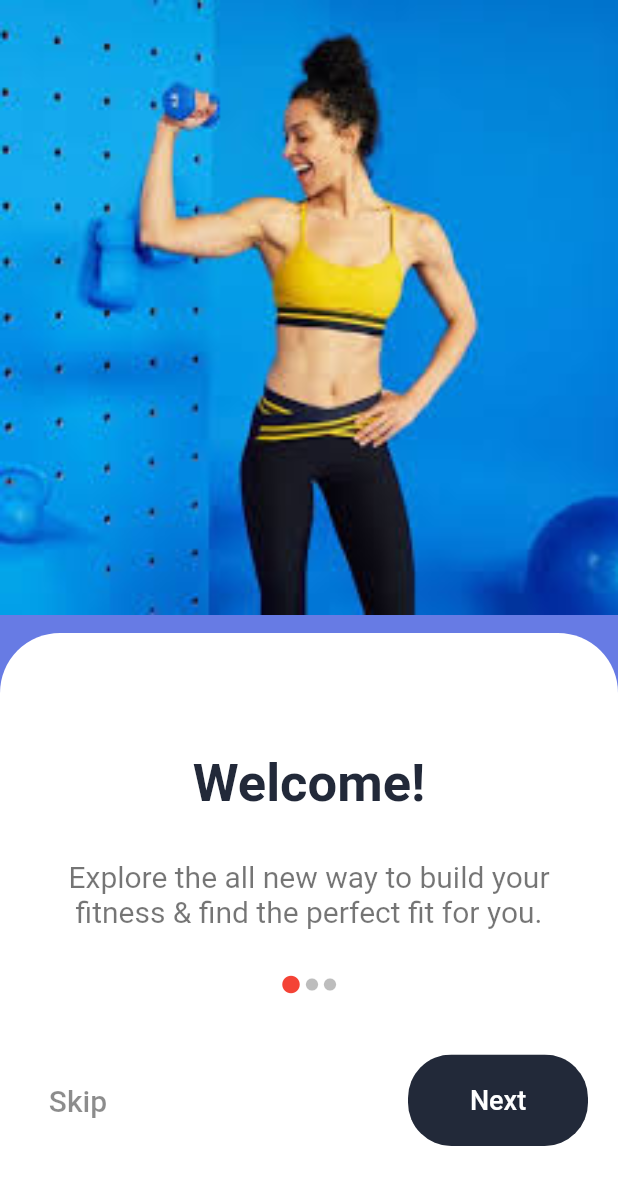
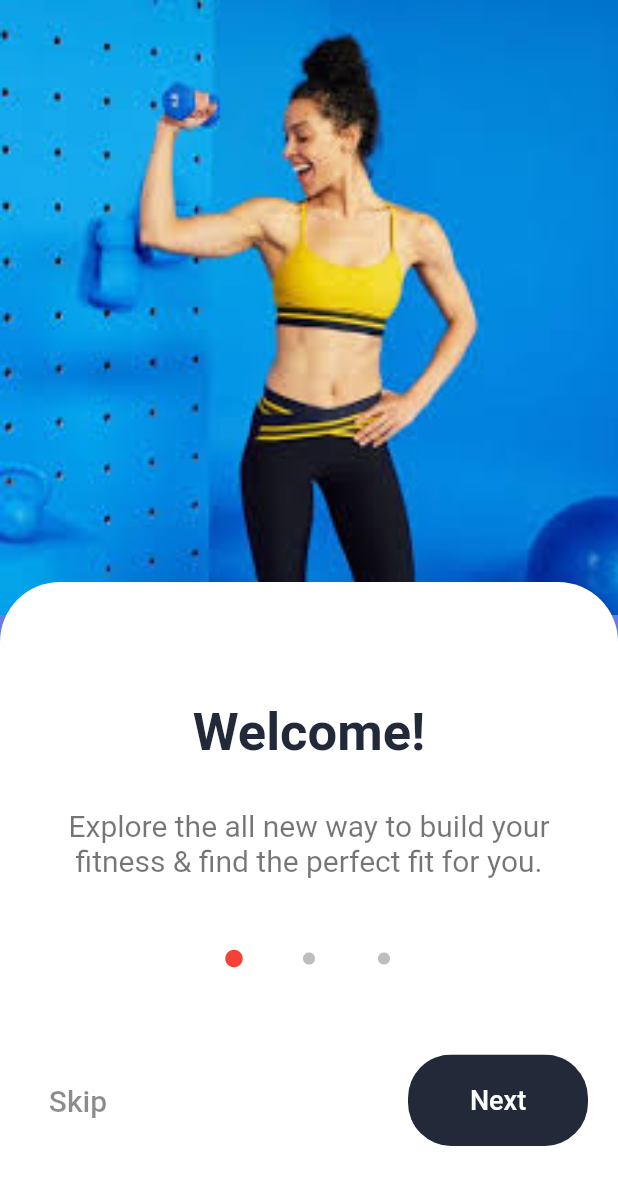
Before and after one commit to od41/flutter_g8, a Flutter app: the screen it shows after launch, on a phone screen of 412 x 824 dp. Shown: the top 1185 px of the screen. Run offline on Flutter 3.47's test engine with Material 2 defaults, Android fonts, the phone set to English and light mode, and no system bars.

Commit message:
Turned circular icons to IconButtons

```diff
--- a/lib/components/details.dart
+++ b/lib/components/details.dart
@@ -118,21 +118,31 @@ class Details extends StatelessWidget {
   Widget _displayPosition(int currentPos) {
     return Row(
       children: [
-        Icon(Icons.circle,
+        IconButton(
+          onPressed: () {},
+          icon: Icon(Icons.circle,
               size: currentPos == 0 ? 14 : 10,
               color: currentPos == 0 ? Colors.red : Colors.black),
+        ),
         SizedBox(
           width: 2,
         ),
-        Icon(Icons.circle,
+        IconButton(
+          padding: EdgeInsets.all(0),
+          onPressed: () {},
+          icon: Icon(Icons.circle,
               size: currentPos == 1 ? 14 : 10,
               color: currentPos == 1 ? Colors.blue : Colors.black26),
+        ),
         SizedBox(
           width: 2,
         ),
-        Icon(Icons.circle,
+        IconButton(
+          onPressed: () {},
+          icon: Icon(Icons.circle,
               size: currentPos == 2 ? 14 : 10,
               color: currentPos == 2 ? Colors.green : Colors.black26),
+        )
       ],
     );
   }
```
Lines whose indentation alone changed are shown as unchanged.
